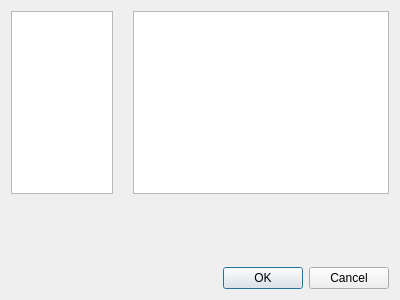
Above: ui/dialogwidget/probedialog.ui from 15903016222/Voice before the change. Below: the same form after it.
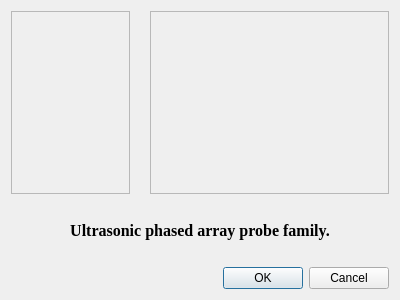
That is the form after the change.

Commit message: Added: 增加所有探头型号和对应型号的所有探头；一一对应关系有待修改； updated:探头和楔块选择对话框显示时无边框；

What changed in the file:
```diff
--- a/ui/dialogwidget/probedialog.ui
+++ b/ui/dialogwidget/probedialog.ui
@@ -16,7 +16,7 @@
   <layout class="QGridLayout" name="gridLayout">
    <item row="0" column="0">
     <widget class="QWidget" name="widget" native="true">
-     <layout class="QGridLayout" name="gridLayout_2" rowstretch="3,1" columnstretch="1,2,0">
+     <layout class="QGridLayout" name="gridLayout_2" rowstretch="3,1" columnstretch="1,2">
       <property name="leftMargin">
        <number>0</number>
       </property>
@@ -32,13 +32,7 @@
       <property name="horizontalSpacing">
        <number>20</number>
       </property>
-      <item row="0" column="2">
-       <widget class="QListView" name="listView_2"/>
-      </item>
-      <item row="0" column="0" colspan="2">
-       <widget class="QListView" name="listView_1"/>
-      </item>
-      <item row="1" column="0" colspan="3">
+      <item row="1" column="0" colspan="2">
        <widget class="QWidget" name="widget_2" native="true">
         <layout class="QGridLayout" name="gridLayout_3">
          <property name="leftMargin">
@@ -58,14 +52,59 @@
          </property>
          <item row="0" column="0">
           <widget class="QLabel" name="label">
+           <property name="font">
+            <font>
+             <family>Times New Roman</family>
+             <pointsize>12</pointsize>
+             <weight>75</weight>
+             <bold>true</bold>
+            </font>
+           </property>
            <property name="text">
-            <string/>
+            <string>Ultrasonic phased array probe family.</string>
+           </property>
+           <property name="alignment">
+            <set>Qt::AlignCenter</set>
            </property>
           </widget>
          </item>
         </layout>
        </widget>
       </item>
+      <item row="0" column="0">
+       <widget class="QScrollArea" name="scrollArea_1">
+        <property name="widgetResizable">
+         <bool>true</bool>
+        </property>
+        <widget class="QWidget" name="scrollAreaWidgetContents">
+         <property name="geometry">
+          <rect>
+           <x>0</x>
+           <y>0</y>
+           <width>119</width>
+           <height>183</height>
+          </rect>
+         </property>
+        </widget>
+       </widget>
+      </item>
+      <item row="0" column="1">
+       <widget class="QScrollArea" name="scrollArea_2">
+        <property name="widgetResizable">
+         <bool>true</bool>
+        </property>
+        <widget class="QWidget" name="scrollAreaWidgetContents_2">
+         <property name="geometry">
+          <rect>
+           <x>0</x>
+           <y>0</y>
+           <width>239</width>
+           <height>183</height>
+          </rect>
+         </property>
+        </widget>
+       </widget>
+      </item>
      </layout>
     </widget>
    </item>
```
The commit also changes 6 other files.
